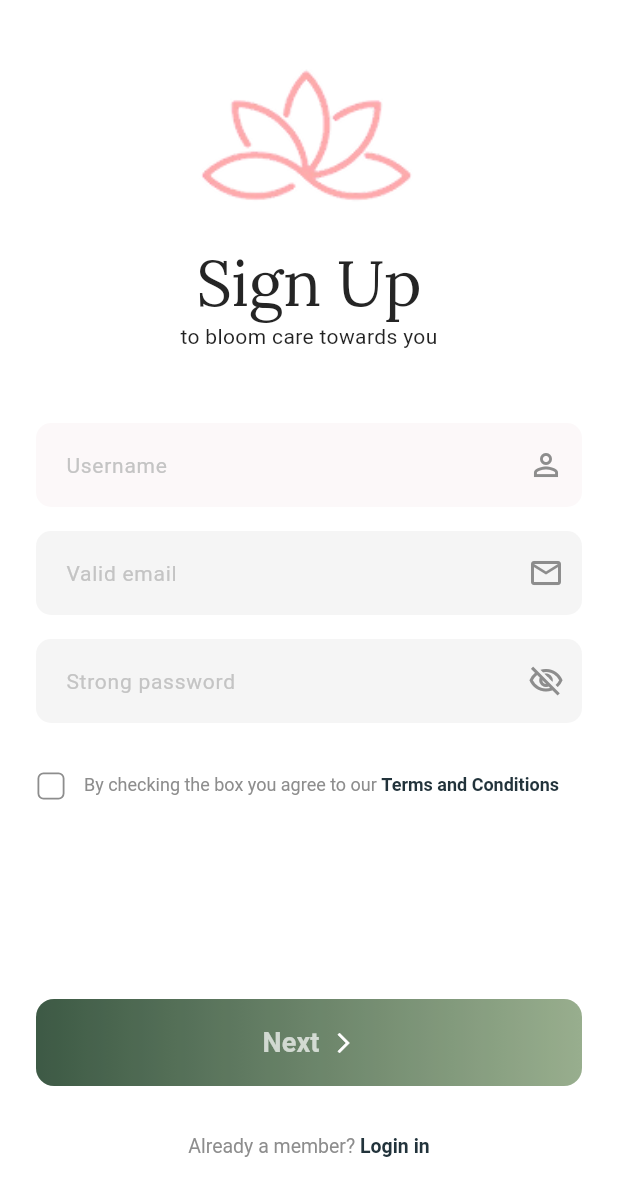
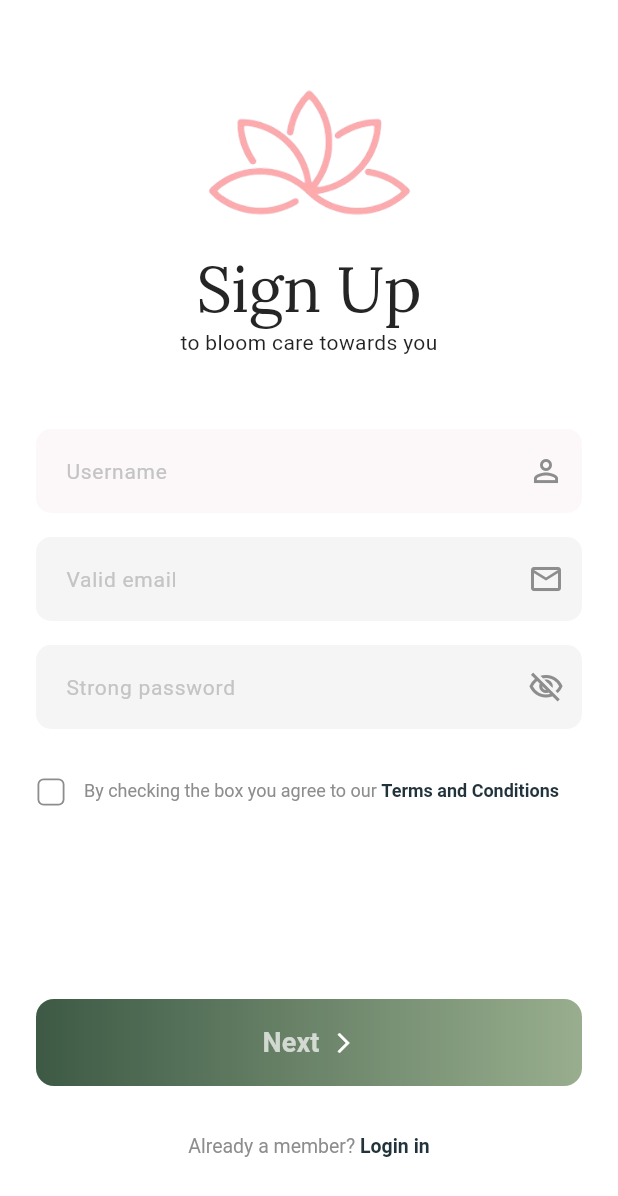
Before and after one commit to khangiguess/hcmut_flutter_mobileApp, a Flutter app: the screen it shows after launch, after a tap on an icon or button, on a phone screen of 412 x 824 dp. Shown: the top 1196 px of the screen. Run offline on Flutter 3.47's test engine with Material 3 defaults, Android fonts, the phone set to English and light mode, and no system bars; our stand-ins replace cloud_firestore, firebase_auth, firebase_core, flutter_svg, google_fonts, liquid_swipe; accounts and stored records are empty; Roboto replaces fonts that are missing (Poppins).

Commit message:
High res logo added

```diff
--- a/hoazen/lib/sign_in_up/sign_in.dart
+++ b/hoazen/lib/sign_in_up/sign_in.dart
@@ -6,6 +6,7 @@ import 'auth_service.dart';
 
 // Global constants for the sign-in screen.
 const iconImage = 'assets/hoazen.png';
+const newIcon = 'assets/hoazenIcon.png';
 const _primaryColor = Color(0xFF42624B);
 const _secondaryColor = Color(0xFFAAC29E);
 const _borderColor = Color(0xFFEF91A3);
@@ -96,21 +97,19 @@ class _SignInScreenState extends State<SignInScreen> {
                       ClipRRect(
                         borderRadius: BorderRadius.circular(36),
                         child: Image.asset(
-                          iconImage,
+                          newIcon,
                           fit: BoxFit.contain,
-                          height: 120,
-                          width: 160,
+                          height: 140,
+                          width: 140,
                           errorBuilder: (context, error, stackTrace) {
                             return const Icon(
                               Icons.eco_outlined,
-                              size: 100,
+                              size: 60,
                               color: _borderColor,
                             );
                           },
                         ),
                       ),
-
-                      const SizedBox(height: 16),
 
                       Text(
                         'Sign In',
--- a/hoazen/lib/sign_in_up/sign_up.dart
+++ b/hoazen/lib/sign_in_up/sign_up.dart
@@ -7,6 +7,7 @@ import 'package:hoazen/sign_in_up/auth_service.dart';
 
 // Global constants for the sign-up screen.
 const iconImage = 'assets/hoazen.png';
+const newIcon = 'assets/hoazenIcon.png';
 const _primaryColor = Color(0xFF42624B);
 const _secondaryColor = Color(0xFFAAC29E);
 const _borderColor = Color(0xFFEF91A3);
@@ -106,21 +107,20 @@ class _SignUpScreenState extends State<SignUpScreen> {
                       ClipRRect(
                         borderRadius: BorderRadius.circular(36),
                         child: Image.asset(
-                          iconImage,
+                          newIcon,
                           fit: BoxFit.contain,
-                          height: 120,
-                          width: 160,
+                          height: 140,
+                          width: 140,
                           errorBuilder: (context, error, stackTrace) {
                             return const Icon(
                               Icons.eco_outlined,
-                              size: 100,
+                              size: 60,
                               color: _borderColor,
                             );
                           },
                         ),
                       ),
 
-                      const SizedBox(height: 16),
 
                       Text(
                         'Sign Up',
```
Also changed, not shown: hoazen/assets/hoazenIcon.png (added).
